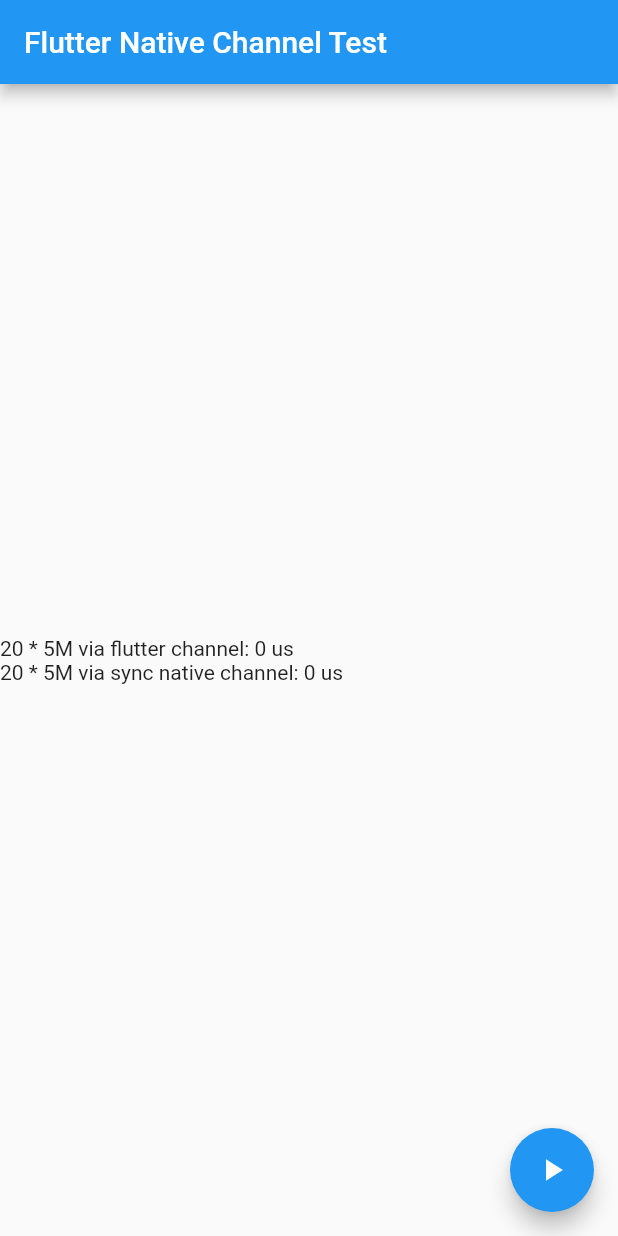
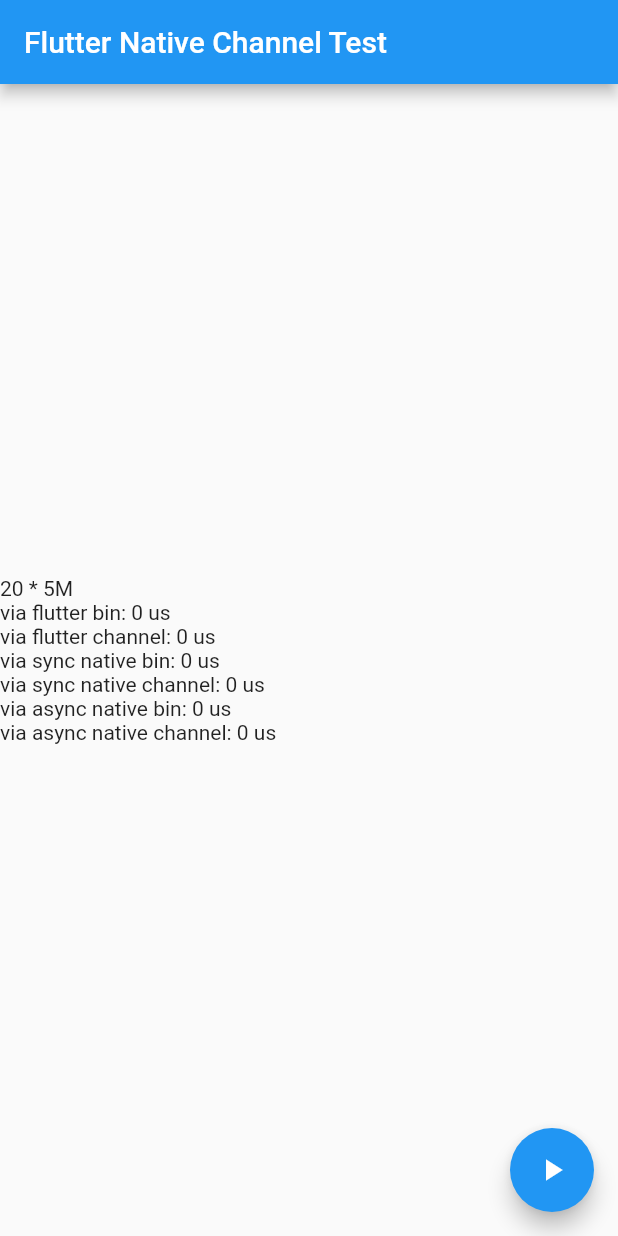
Before and after one commit to ctrysbita/flutter_native_channel, a Flutter app: the screen it shows after launch, after a tap on the "play arrow" icon, on a phone screen of 412 x 824 dp. Run offline on Flutter 3.47's test engine with Material 2 defaults, Android fonts, the phone set to English and light mode, and no system bars; missing offline and left inert: dart:ffi; statements that could not run were skipped.

Commit message:
Add more example cases

```diff
--- a/example/lib/main.dart
+++ b/example/lib/main.dart
@@ -3,9 +3,10 @@ import 'package:flutter/material.dart';
 import 'package:flutter/services.dart';
 import 'package:flutter_native_channel/flutter_native_channel.dart';
 
-const channel = MethodChannel("flutter_native_channel_example");
+const channel = MethodChannel('flutter_native_channel_example');
 final synchronousChannel =
-    SynchronousMethodChannel("flutter_native_channel_example");
+    SynchronousMethodChannel('flutter_native_channel_example');
+final nativeChannel = NativeMethodChannel('flutter_native_channel_example');
 
 void main() {
   runApp(MyApp());
@@ -17,21 +18,51 @@ class MyApp extends StatefulWidget {
 }
 
 class _MyAppState extends State<MyApp> {
+  int binTs = 0;
   int channelTs = 0;
-  int synchronousChannelTs = 0;
+  int syncBinTs = 0;
+  int syncChannelTs = 0;
+  int asyncBinTs = 0;
+  int asyncChannelTs = 0;
 
   void handleTest() async {
     var ts = DateTime.now();
     for (var i = 0; i < 20; i++) {
-      await channel.invokeMethod<dynamic>('MTD', 'ARG');
+      var resp = await ServicesBinding.instance.defaultBinaryMessenger
+          .send('flutter_bin_channel', null);
+      print(resp.lengthInBytes);
+    }
+    binTs = DateTime.now().difference(ts).inMicroseconds;
+
+    ts = DateTime.now();
+    for (var i = 0; i < 20; i++) {
+      await channel.invokeMethod<dynamic>('MTD', null);
     }
     channelTs = DateTime.now().difference(ts).inMicroseconds;
 
     ts = DateTime.now();
     for (var i = 0; i < 20; i++) {
-      synchronousChannel.invokeMethod<dynamic>('MTD', 'ARG');
+      await SynchronousNativeBinaryMessenger().send(1234, null);
     }
-    synchronousChannelTs = DateTime.now().difference(ts).inMicroseconds;
+    syncBinTs = DateTime.now().difference(ts).inMicroseconds;
+
+    ts = DateTime.now();
+    for (var i = 0; i < 20; i++) {
+      synchronousChannel.invokeMethod<dynamic>('MTD', null);
+    }
+    syncChannelTs = DateTime.now().difference(ts).inMicroseconds;
+
+    ts = DateTime.now();
+    for (var i = 0; i < 20; i++) {
+      await NativeBinaryMessenger.instance.send(1234, null);
+    }
+    asyncBinTs = DateTime.now().difference(ts).inMicroseconds;
+
+    ts = DateTime.now();
+    for (var i = 0; i < 20; i++) {
+      await nativeChannel.invokeMethod<dynamic>('MTD', null);
+    }
+    asyncChannelTs = DateTime.now().difference(ts).inMicroseconds;
 
     setState(() {});
   }
@@ -47,8 +78,13 @@ class _MyAppState extends State<MyApp> {
           mainAxisAlignment: MainAxisAlignment.center,
           crossAxisAlignment: CrossAxisAlignment.stretch,
           children: [
-            Text('20 * 5M via flutter channel: $channelTs us'),
-            Text('20 * 5M via sync native channel: $synchronousChannelTs us'),
+            Text('20 * 5M'),
+            Text('via flutter bin: $binTs us'),
+            Text('via flutter channel: $channelTs us'),
+            Text('via sync native bin: $syncBinTs us'),
+            Text('via sync native channel: $syncChannelTs us'),
+            Text('via async native bin: $asyncBinTs us'),
+            Text('via async native channel: $asyncChannelTs us'),
           ],
         ),
         floatingActionButton: FloatingActionButton(
--- a/lib/src/synchronous_native_binary_messenger.dart
+++ b/lib/src/synchronous_native_binary_messenger.dart
@@ -22,7 +22,7 @@ import 'dynamic_library.dart';
 final _sendSynchronousMessageToPlatform = nativeLib.lookupFunction<
     Pointer<SynchronousResultWrapper> Function(Int64, Uint64, Pointer<Uint8>),
     Pointer<SynchronousResultWrapper> Function(
-        int, int, Pointer<Uint8>)>("SendSynchronousMessageToPlatform");
+        int, int, Pointer<Uint8>)>('SendSynchronousMessageToPlatform');
 
 class SynchronousResultWrapper extends Struct {
   @Int64()
```
Also changed, not shown: 1 other file.
